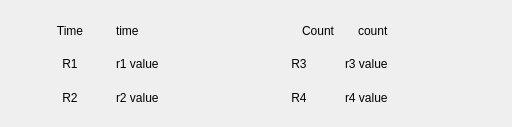
The window that uiFile/item.ui (Soosang-9/Dusan) describes before a commit, drawn with Qt 5.
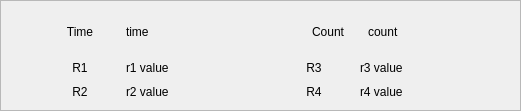
The same window after the commit.

Diff of the .ui file:
```diff
--- a/uiFile/item.ui
+++ b/uiFile/item.ui
@@ -6,22 +6,101 @@
    <rect>
     <x>0</x>
     <y>0</y>
-    <width>512</width>
-    <height>127</height>
+    <width>521</width>
+    <height>111</height>
    </rect>
   </property>
   <property name="windowTitle">
    <string>Form</string>
   </property>
+  <widget class="QFrame" name="frame">
+   <property name="geometry">
+    <rect>
+     <x>0</x>
+     <y>0</y>
+     <width>521</width>
+     <height>111</height>
+    </rect>
+   </property>
+   <property name="frameShape">
+    <enum>QFrame::StyledPanel</enum>
+   </property>
+   <property name="frameShadow">
+    <enum>QFrame::Raised</enum>
+   </property>
   <widget class="QWidget" name="">
    <property name="geometry">
     <rect>
-     <x>30</x>
-     <y>50</y>
-     <width>451</width>
-     <height>61</height>
-    </rect>
-   </property>
+      <x>40</x>
+      <y>10</y>
+      <width>461</width>
+      <height>91</height>
+     </rect>
+    </property>
+    <layout class="QVBoxLayout" name="verticalLayout_3">
+     <item>
+      <layout class="QHBoxLayout" name="horizontalLayout_6">
+       <property name="spacing">
+        <number>6</number>
+       </property>
+       <item>
+        <widget class="QLabel" name="label">
+         <property name="sizePolicy">
+          <sizepolicy hsizetype="Preferred" vsizetype="Preferred">
+           <horstretch>0</horstretch>
+           <verstretch>0</verstretch>
+          </sizepolicy>
+         </property>
+         <property name="maximumSize">
+          <size>
+           <width>80</width>
+           <height>16777215</height>
+          </size>
+         </property>
+         <property name="text">
+          <string>Time</string>
+         </property>
+         <property name="alignment">
+          <set>Qt::AlignCenter</set>
+         </property>
+        </widget>
+       </item>
+       <item>
+        <widget class="QLabel" name="qt_value_time">
+         <property name="minimumSize">
+          <size>
+           <width>180</width>
+           <height>0</height>
+          </size>
+         </property>
+         <property name="text">
+          <string>time</string>
+         </property>
+        </widget>
+       </item>
+       <item>
+        <widget class="QLabel" name="label_11">
+         <property name="maximumSize">
+          <size>
+           <width>50</width>
+           <height>16777215</height>
+          </size>
+         </property>
+         <property name="text">
+          <string>Count</string>
+         </property>
+        </widget>
+       </item>
+       <item>
+        <widget class="QLabel" name="qt_value_count">
+         <property name="text">
+          <string>count</string>
+         </property>
+        </widget>
+       </item>
+      </layout>
+     </item>
+     <item>
    <layout class="QHBoxLayout" name="horizontalLayout_5">
     <item>
      <layout class="QVBoxLayout" name="verticalLayout">
@@ -140,76 +219,9 @@
      </layout>
     </item>
    </layout>
-  </widget>
-  <widget class="QWidget" name="">
-   <property name="geometry">
-    <rect>
-     <x>30</x>
-     <y>20</y>
-     <width>451</width>
-     <height>21</height>
-    </rect>
-   </property>
-   <layout class="QHBoxLayout" name="horizontalLayout_6">
-    <property name="spacing">
-     <number>6</number>
-    </property>
-    <item>
-     <widget class="QLabel" name="label">
-      <property name="sizePolicy">
-       <sizepolicy hsizetype="Preferred" vsizetype="Preferred">
-        <horstretch>0</horstretch>
-        <verstretch>0</verstretch>
-       </sizepolicy>
-      </property>
-      <property name="maximumSize">
-       <size>
-        <width>80</width>
-        <height>16777215</height>
-       </size>
-      </property>
-      <property name="text">
-       <string>Time</string>
-      </property>
-      <property name="alignment">
-       <set>Qt::AlignCenter</set>
-      </property>
-     </widget>
-    </item>
-    <item>
-     <widget class="QLabel" name="qt_value_time">
-      <property name="minimumSize">
-       <size>
-        <width>180</width>
-        <height>0</height>
-       </size>
-      </property>
-      <property name="text">
-       <string>time</string>
-      </property>
-     </widget>
-    </item>
-    <item>
-     <widget class="QLabel" name="label_11">
-      <property name="maximumSize">
-       <size>
-        <width>50</width>
-        <height>16777215</height>
-       </size>
-      </property>
-      <property name="text">
-       <string>Count</string>
-      </property>
-     </widget>
-    </item>
-    <item>
-     <widget class="QLabel" name="qt_value_count">
-      <property name="text">
-       <string>count</string>
-      </property>
-     </widget>
-    </item>
-   </layout>
+     </item>
+    </layout>
+   </widget>
   </widget>
  </widget>
  <resources/>
```
Lines whose indentation alone changed are shown as unchanged.
